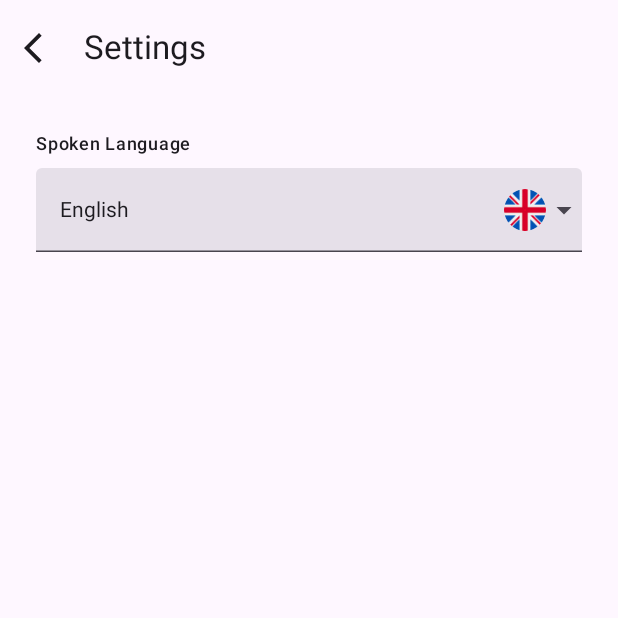
After one commit to ahmetoguzdavarci/ai-voice-chat-app, an Android app built with Jetpack Compose: the ComposeSettingsFragment screen opened through its navigation route, on a phone screen of 412 x 824 dp, the top half of it. The commit adds this screen. Run offline under Robolectric (Android 15) with nearby library versions, the phone set to English and light mode, and no system bars; our stand-ins replace data binding.

Commit message:
- compose added (settings page)

```diff
--- /dev/null
+++ b/app/src/main/java/com/aod/aivoicechat/ui/composesettings/ComposeSettingsFragment.kt
@@ -0,0 +1,27 @@
+package com.aod.aivoicechat.ui.composesettings
+
+import android.os.Bundle
+import android.view.LayoutInflater
+import android.view.View
+import android.view.ViewGroup
+import androidx.compose.ui.platform.ComposeView
+import androidx.compose.ui.platform.ViewCompositionStrategy
+import androidx.fragment.app.Fragment
+import androidx.navigation.fragment.findNavController
+
+class ComposeSettingsFragment : Fragment() {
+
+    override fun onCreateView(
+        inflater: LayoutInflater,
+        container: ViewGroup?,
+        savedInstanceState: Bundle?
+    ): View {
+        return ComposeView(requireContext()).apply {
+            setViewCompositionStrategy(ViewCompositionStrategy.DisposeOnViewTreeLifecycleDestroyed)
+
+            setContent {
+                SettingsScreen(onBack = { findNavController().popBackStack() })
+            }
+        }
+    }
+}
--- /dev/null
+++ b/app/src/main/java/com/aod/aivoicechat/ui/composesettings/SettingsScreen.kt
@@ -0,0 +1,162 @@
+package com.aod.aivoicechat.ui.composesettings
+
+import androidx.compose.foundation.Image
+import androidx.compose.foundation.clickable
+import androidx.compose.foundation.layout.Arrangement
+import androidx.compose.foundation.layout.Column
+import androidx.compose.foundation.layout.Row
+import androidx.compose.foundation.layout.Spacer
+import androidx.compose.foundation.layout.fillMaxSize
+import androidx.compose.foundation.layout.fillMaxWidth
+import androidx.compose.foundation.layout.height
+import androidx.compose.foundation.layout.padding
+import androidx.compose.foundation.layout.size
+import androidx.compose.foundation.shape.CircleShape
+import androidx.compose.material3.DropdownMenuItem
+import androidx.compose.material3.ExperimentalMaterial3Api
+import androidx.compose.material3.ExposedDropdownMenuBox
+import androidx.compose.material3.ExposedDropdownMenuDefaults
+import androidx.compose.material3.Icon
+import androidx.compose.material3.IconButton
+import androidx.compose.material3.MaterialTheme
+import androidx.compose.material3.MenuAnchorType
+import androidx.compose.material3.Scaffold
+import androidx.compose.material3.Text
+import androidx.compose.material3.TextField
+import androidx.compose.material3.TopAppBar
+import androidx.compose.runtime.Composable
+import androidx.compose.runtime.getValue
+import androidx.compose.runtime.mutableStateOf
+import androidx.compose.runtime.remember
+import androidx.compose.runtime.saveable.rememberSaveable
+import androidx.compose.runtime.setValue
+import androidx.compose.ui.Alignment
+import androidx.compose.ui.Modifier
+import androidx.compose.ui.draw.clip
+import androidx.compose.ui.layout.ContentScale
+import androidx.compose.ui.platform.LocalContext
+import androidx.compose.ui.res.painterResource
+import androidx.compose.ui.res.stringResource
+import androidx.compose.ui.unit.dp
+import com.aod.aivoicechat.R
+import com.aod.aivoicechat.ui.settings.language.LanguageItem
+import com.aod.aivoicechat.utils.STTManager
+import com.aod.aivoicechat.utils.TTSManager
+import com.aod.aivoicechat.utils.getLanguage
+import com.aod.aivoicechat.utils.saveLanguage
+import com.aod.aivoicechat.utils.toLocale
+import java.util.Locale
+
+@OptIn(ExperimentalMaterial3Api::class)
+@Composable
+fun SettingsScreen(onBack: () -> Unit) {
+    val context = LocalContext.current
+
+    val currentCode = remember { context.getLanguage ?: Locale.getDefault().language }
+
+    val items = remember { LanguageItem.entries }
+
+    val defaultItem = remember {
+        items.find { currentCode == context.getString(it.languageCode) } ?: LanguageItem.ENGLISH
+    }
+
+    var selectedCode by rememberSaveable { mutableStateOf(context.getString(defaultItem.languageCode)) }
+
+    val selected = items.find { context.getString(it.languageCode) == selectedCode } ?: defaultItem
+
+    var expanded by rememberSaveable { mutableStateOf(false) }
+
+    Scaffold(
+        topBar = {
+            TopAppBar(
+                title = { Text(text = stringResource(R.string.settings)) },
+                navigationIcon = {
+                    IconButton(onClick = onBack) {
+                        Icon(
+                            painter = painterResource(id = R.drawable.ic_back),
+                            contentDescription = stringResource(R.string.image_description)
+                        )
+                    }
+                }
+            )
+        }
+    ) { inner ->
+        Column(
+            modifier = Modifier
+                .padding(inner)
+                .fillMaxSize()
+                .padding(horizontal = 24.dp, vertical = 24.dp),
+            verticalArrangement = Arrangement.Top
+        ) {
+            Text(
+                text = stringResource(R.string.spoken_language),
+                style = MaterialTheme.typography.labelMedium
+            )
+            Spacer(Modifier.height(8.dp))
+
+            ExposedDropdownMenuBox(
+                expanded = expanded,
+                onExpandedChange = { expanded = it }
+            ) {
+                TextField(
+                    modifier = Modifier
+                        .menuAnchor(MenuAnchorType.PrimaryNotEditable)
+                        .fillMaxWidth(),
+                    value = stringResource(id = selected.languageTitle),
+                    onValueChange = {},
+                    readOnly = true,
+                    singleLine = true,
+                    trailingIcon = {
+                        Row(verticalAlignment = Alignment.CenterVertically) {
+                            Image(
+                                painter = painterResource(id = selected.languageFlag),
+                                contentDescription = null,
+                                modifier = Modifier
+                                    .size(28.dp)
+                                    .clip(CircleShape)
+                                    .clickable { expanded = true },
+                                contentScale = ContentScale.Crop
+                            )
+                            ExposedDropdownMenuDefaults.TrailingIcon(expanded = expanded)
+                        }
+                    }
+                )
+
+                ExposedDropdownMenu(
+                    expanded = expanded,
+                    onDismissRequest = { expanded = false }
+                ) {
+                    items.forEach { item ->
+                        DropdownMenuItem(
+                            leadingIcon = {
+                                Image(
+                                    painter = painterResource(id = item.languageFlag),
+                                    contentDescription = null,
+                                    modifier = Modifier.size(24.dp)
+                                )
+                            },
+                            text = { Text(text = stringResource(id = item.languageTitle)) },
+                            onClick = {
+                                expanded = false
+                                val code = context.getString(item.languageCode)
+                                selectedCode = code
+
+                                context.saveLanguage(code)
+                                TTSManager.setLanguage(code)
+
+                                STTManager.shutdown()
+                                STTManager.init(
+                                    context = context,
+                                    language = code.toLocale()!!,
+                                    preferOffline = false,
+                                    enablePartial = true,
+                                    onReady = null
+                                )
+                            }
+                        )
+                    }
+                }
+            }
+        }
+    }
+}
--- a/app/src/main/java/com/aod/aivoicechat/ui/home/HomeFragment.kt
+++ b/app/src/main/java/com/aod/aivoicechat/ui/home/HomeFragment.kt
@@ -43,7 +43,8 @@ class HomeFragment : BaseFragment<FragmentHomeBinding>(layoutResId = R.layout.fr
             homeBtnSettings.setOnClickListener {
                 TTSManager.stopSpeak()
                 STTManager.stopListening()
-                findNavController().goToFragment(R.id.settingsFragment)
+                //findNavController().goToFragment(R.id.settingsFragment)
+                findNavController().goToFragment(R.id.composeSettingsFragment)
             }
 
             btnMic.setOnClickListener {
--- a/app/src/main/res/navigation/navigation_app.xml
+++ b/app/src/main/res/navigation/navigation_app.xml
@@ -17,4 +17,9 @@
         android:label="@string/settings"
         tools:layout="@layout/fragment_settings" />
 
+    <fragment
+        android:id="@+id/composeSettingsFragment"
+        android:name="com.aod.aivoicechat.ui.composesettings.ComposeSettingsFragment"
+        android:label="ComposeSettingsFragment" />
+
 </navigation>
```
Also changed, not shown: app/build.gradle (+11 -2 lines), 1 other file.
